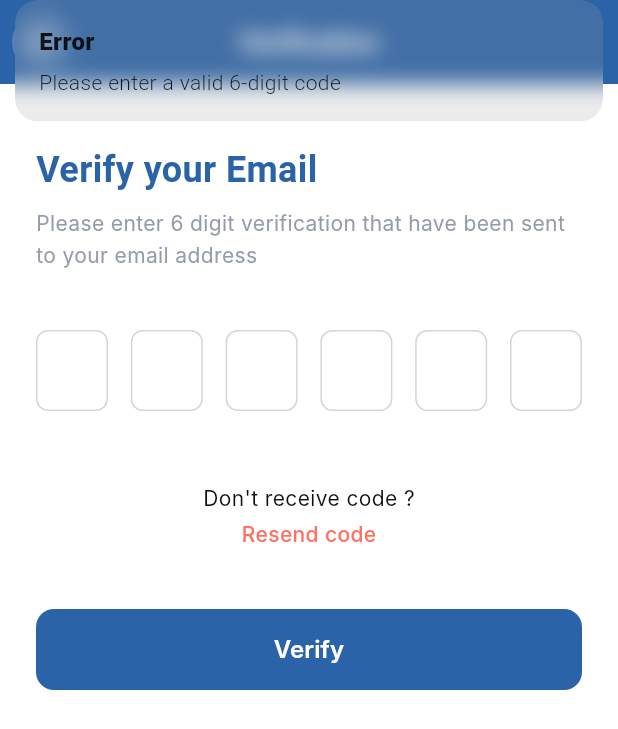
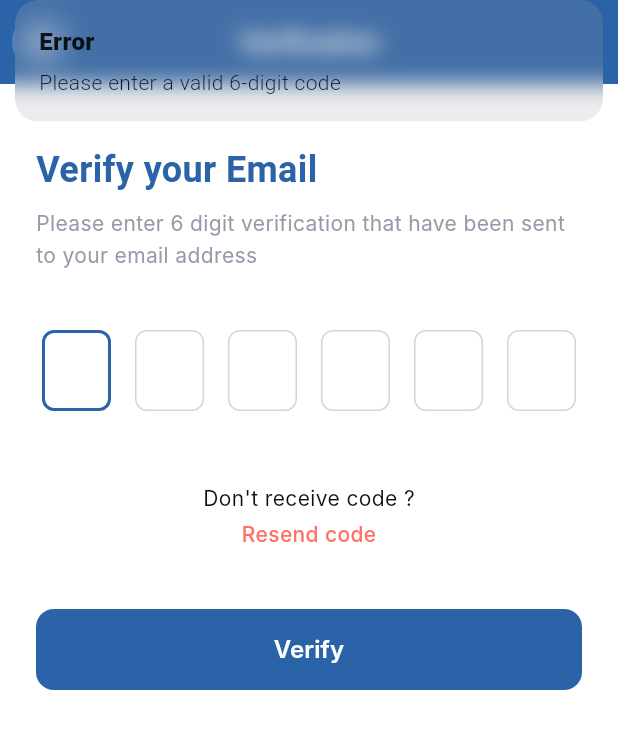
Before and after one commit to Shimulraj0/AI_CAR_MAINTAINANCE, a Flutter app: the VerifyEmailView screen opened by its route, after a tap on "Verify", on a phone screen of 412 x 824 dp. Shown: the top 729 px of the screen. Run offline on Flutter 3.47's test engine with Material 3 defaults, Android fonts, the light colour scheme and no system bars; drawn by our look-alikes of pinput; our stand-ins replace file_picker, firebase_core, firebase_messaging, flutter_local_notifications, flutter_svg, get and 6 more; missing offline and left inert: flutter_stripe; accounts and stored records are empty; Roboto replaces fonts that are missing (Archivo, Inter, Poppins); project files that could hold a hidden picture were left out.

Commit message:
feat: replace manual OTP input with pinput package and add smart_auth plugin support

```diff
--- a/lib/routes/app_pages.dart
+++ b/lib/routes/app_pages.dart
@@ -93,7 +93,7 @@ class AppPages {
     ),
     GetPage(
       name: Routes.verifyEmail,
-      page: () => const VerifyEmailView(),
+      page: () => VerifyEmailView(),
       binding: BindingsBuilder(() {
         Get.lazyPut<VerifyEmailController>(() => VerifyEmailController());
       }),
--- a/lib/services/api_service.dart
+++ b/lib/services/api_service.dart
@@ -30,7 +30,7 @@ class ApiService extends GetConnect {
     _rememberMe = prefs.getBool('remember_me') ?? false;
 
     // Base URL for API requests
-    apiBaseUrl = 'http://10.10.7.120:8000';
+    apiBaseUrl = 'https://api.autointeldiagnostics.com';
     baseUrl = apiBaseUrl;
     httpClient.baseUrl = apiBaseUrl;
     httpClient.timeout = const Duration(seconds: 30);
@@ -43,7 +43,9 @@ class ApiService extends GetConnect {
 
   // Rate limiting properties
   DateTime _lastRequestTime = DateTime.fromMillisecondsSinceEpoch(0);
-  final Duration _requestThrottle = const Duration(milliseconds: 500); // Max 2 requests per sec
+  final Duration _requestThrottle = const Duration(
+    milliseconds: 500,
+  ); // Max 2 requests per sec
 
   bool getRememberMe() => _rememberMe;
 
@@ -364,10 +366,7 @@ class ApiService extends GetConnect {
 
     _isLoadingSubject.add(true);
     try {
-      final response = await http.delete(
-        url,
-        headers: headers,
-      );
+      final response = await http.delete(url, headers: headers);
 
       if (response.statusCode != 200 && response.statusCode != 204) {
         debugPrint('Delete Task Error Status: ${response.statusCode}');
--- a/lib/views/auth/verify_email/verify_email_view.dart
+++ b/lib/views/auth/verify_email/verify_email_view.dart
@@ -1,10 +1,14 @@
 import 'package:flutter/material.dart';
 import 'package:flutter/services.dart';
 import 'package:get/get.dart';
+import 'package:pinput/pinput.dart';
 import '../../../controllers/verify_email_controller.dart';
 
 class VerifyEmailView extends GetView<VerifyEmailController> {
-  const VerifyEmailView({super.key});
+  VerifyEmailView({super.key});
+
+  final _pinController = TextEditingController();
+  final _focusNode = FocusNode();
 
   @override
   Widget build(BuildContext context) {
@@ -71,12 +75,65 @@ class VerifyEmailView extends GetView<VerifyEmailController> {
               ),
               const SizedBox(height: 40),
 
-              // OTP Input Fields
-              Row(
-                mainAxisAlignment: MainAxisAlignment.spaceBetween,
-                children: List.generate(
-                  6,
-                  (index) => _buildOTPField(context, index),
+              // OTP Input Fields using Pinput without dialpad
+              Center(
+                child: Pinput(
+                  length: 6,
+                  controller: _pinController,
+                  focusNode: _focusNode,
+                  autofocus: true,
+                  inputFormatters: [FilteringTextInputFormatter.digitsOnly],
+                  onChanged: (value) {
+                    if (value.length == 6) {
+                      _focusNode.unfocus();
+                    }
+                  },
+                  onCompleted: (value) {
+                    controller.verifyCode(value);
+                  },
+                  defaultPinTheme: PinTheme(
+                    width: 48,
+                    height: 54,
+                    margin: const EdgeInsets.symmetric(horizontal: 4),
+                    decoration: BoxDecoration(
+                      color: Colors.white,
+                      borderRadius: BorderRadius.circular(8),
+                      border: Border.all(color: const Color(0xFFD2D6DB)),
+                    ),
+                    textStyle: const TextStyle(
+                      fontSize: 20,
+                      fontWeight: FontWeight.w600,
+                      color: Color(0xFF0F0F0F),
+                    ),
+                  ),
+                  focusedPinTheme: PinTheme(
+                    width: 48,
+                    height: 54,
+                    margin: const EdgeInsets.symmetric(horizontal: 4),
+                    decoration: BoxDecoration(
+                      color: Colors.white,
+                      borderRadius: BorderRadius.circular(8),
+                      border: Border.all(
+                        color: const Color(0xFF2B63A8),
+                        width: 2,
+                      ),
+                    ),
+                    textStyle: const TextStyle(
+                      fontSize: 20,
+                      fontWeight: FontWeight.w600,
+                      color: Color(0xFF0F0F0F),
+                    ),
+                  ),
+                  errorPinTheme: PinTheme(
+                    width: 48,
+                    height: 54,
+                    margin: const EdgeInsets.symmetric(horizontal: 4),
+                    decoration: BoxDecoration(
+                      color: Colors.white,
+                      borderRadius: BorderRadius.circular(8),
+                      border: Border.all(color: const Color(0xFFFF7061)),
+                    ),
+                  ),
                 ),
               ),
 
@@ -119,7 +176,19 @@ class VerifyEmailView extends GetView<VerifyEmailController> {
                 height: 54,
                 child: Obx(
                   () => ElevatedButton(
-                    onPressed: controller.isLoading.value ? null : () => controller.submitCode(),
+                    onPressed: controller.isLoading.value
+                        ? null
+                        : () {
+                            final code = _pinController.text;
+                            if (code.length == 6) {
+                              controller.verifyCode(code);
+                            } else {
+                              Get.snackbar(
+                                'Error',
+                                'Please enter a valid 6-digit code',
+                              );
+                            }
+                          },
                     style: ElevatedButton.styleFrom(
                       backgroundColor: const Color(0xFF2B63A8),
                       elevation: 0,
@@ -154,41 +223,4 @@ class VerifyEmailView extends GetView<VerifyEmailController> {
       ),
     );
   }
-
-  Widget _buildOTPField(BuildContext context, int index) {
-    return Container(
-      width: 48,
-      height: 54,
-      decoration: BoxDecoration(
-        color: Colors.white,
-        borderRadius: BorderRadius.circular(8),
-        border: Border.all(color: const Color(0xFFD2D6DB)),
-      ),
-      child: Center(
-        child: TextFormField(
-          textAlign: TextAlign.center,
-          keyboardType: TextInputType.number,
-          maxLength: 1,
-          decoration: const InputDecoration(
-            counterText: '',
-            border: InputBorder.none,
-            contentPadding: EdgeInsets.zero,
-          ),
-          style: const TextStyle(
-            fontSize: 20,
-            fontWeight: FontWeight.w600,
-            color: Color(0xFF0F0F0F),
-          ),
-          onChanged: (value) {
-            controller.updateOtp(index, value);
-            if (value.isNotEmpty && index < 5) {
-              FocusScope.of(context).nextFocus();
-            } else if (value.isEmpty && index > 0) {
-              FocusScope.of(context).previousFocus();
-            }
-          },
-        ),
-      ),
-    );
-  }
 }
--- a/pubspec.yaml
+++ b/pubspec.yaml
@@ -54,6 +54,7 @@ dependencies:
   pdf: ^3.11.3
   flutter_stripe: ^12.4.0
   in_app_purchase: ^3.2.3
+  pinput: ^4.0.0
 
 dev_dependencies:
   flutter_test:
```
Also changed, not shown: pubspec.lock, 7 other files.
